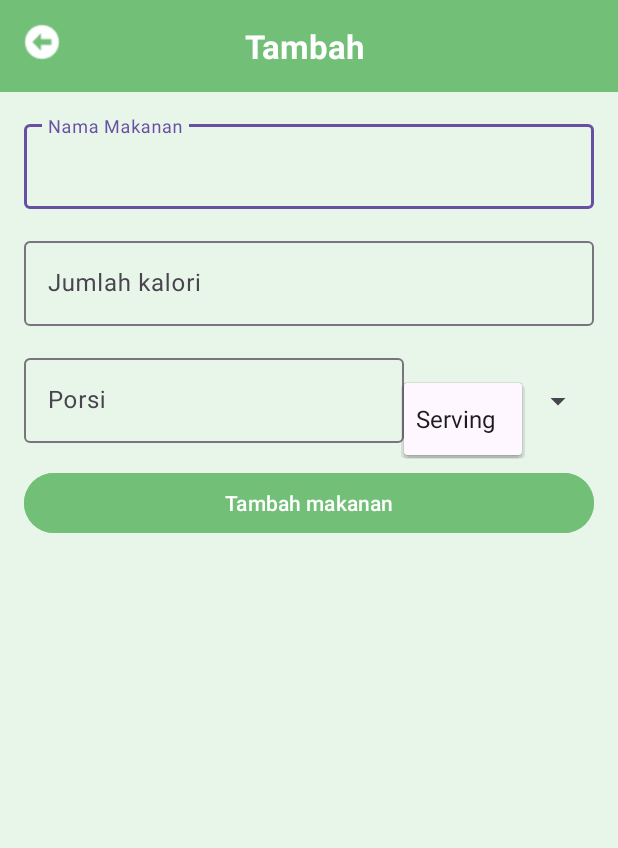
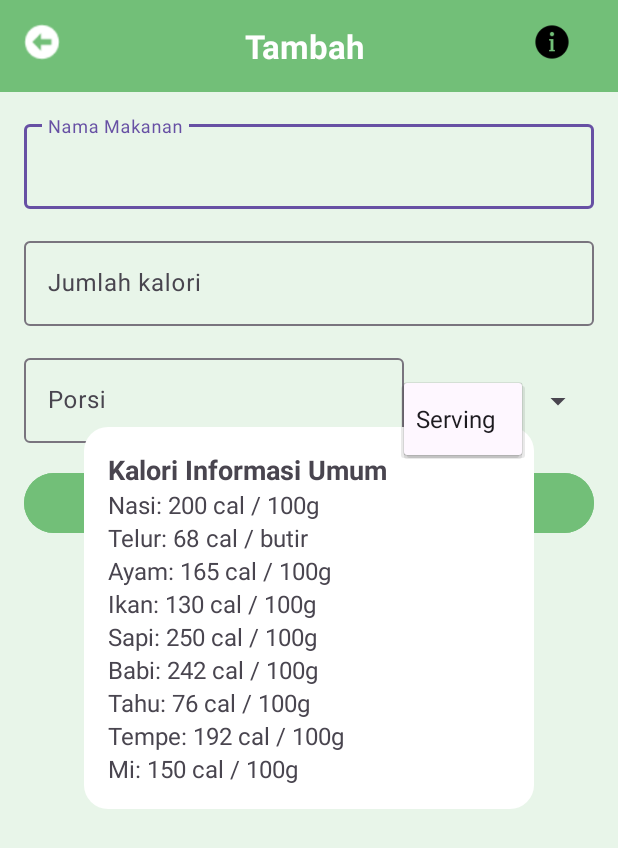
Before and after one commit to jennilaluyan/fitguard-app, an Android app: the AddMealActivity screen opened directly, with no data from a screen before it, after a tap on "Serving", on a phone screen of 412 x 824 dp. Shown: the top 848 px of the screen. Run offline under Robolectric (Android 15) with nearby library versions, the phone set to English and light mode, and no system bars; our stand-ins replace data binding; 1 other tap on this screen came first.

Commit message:
tambah general info di add meal

```diff
--- a/app/build.gradle.kts
+++ b/app/build.gradle.kts
@@ -100,6 +100,7 @@ dependencies {
     implementation ("com.airbnb.android:lottie:5.2.0")
     implementation("com.google.android.material:material:1.9.0")
     implementation ("com.google.android.material:material:1.5.0")
+    implementation("androidx.cardview:cardview:1.0.0")
 
     // Test dependencies
     testImplementation(libs.junit)
--- a/app/src/main/java/com/dicodingg/bangkit/ui/AddMealActivity.kt
+++ b/app/src/main/java/com/dicodingg/bangkit/ui/AddMealActivity.kt
@@ -1,9 +1,10 @@
 package com.dicodingg.bangkit.ui
 
-import android.R
 import android.content.Context
 import android.content.Intent
 import android.os.Bundle
+import android.view.MotionEvent
+import android.view.View
 import android.widget.ArrayAdapter
 import android.widget.Toast
 import androidx.appcompat.app.AppCompatActivity
@@ -33,8 +34,8 @@ class AddMealActivity : AppCompatActivity() {
             "Sarapan", "Makan Siang", "Makan Malam" -> arrayOf("Porsi", "Piring", "Mangkuk")
             else -> arrayOf("Serving")
         }
-        val adapter = ArrayAdapter(this, R.layout.simple_spinner_item, portionTypes)
-        adapter.setDropDownViewResource(R.layout.simple_spinner_dropdown_item)
+        val adapter = ArrayAdapter(this, android.R.layout.simple_spinner_item, portionTypes)
+        adapter.setDropDownViewResource(android.R.layout.simple_spinner_dropdown_item)
         binding.portionTypeSpinner.adapter = adapter
 
         // Set up add button
@@ -45,6 +46,24 @@ class AddMealActivity : AppCompatActivity() {
         // Set up back button
         binding.backButton.setOnClickListener {
             onBackPressed()
+        }
+
+        // Set up info logo click listener to show calorie information
+        binding.infoLogo.setOnClickListener {
+            toggleCalorieInfoBox()
+        }
+
+        // Set up outside click listener to hide calorie info box if clicked outside
+        binding.root.setOnTouchListener { v, event ->
+            // Check if the user clicks outside the calorie info box
+            if (binding.calorieInfoBox.visibility == View.VISIBLE) {
+                val outOfBounds = !isViewInBounds(binding.calorieInfoBox, event)
+                if (outOfBounds) {
+                    // Hide the calorie info box if clicked outside
+                    binding.calorieInfoBox.visibility = View.GONE
+                }
+            }
+            false
         }
     }
 
@@ -76,11 +95,29 @@ class AddMealActivity : AppCompatActivity() {
         onBackPressed()
     }
 
+    // Toggle calorie information box visibility
+    private fun toggleCalorieInfoBox() {
+        if (binding.calorieInfoBox.visibility == View.VISIBLE) {
+            binding.calorieInfoBox.visibility = View.GONE
+        } else {
+            binding.calorieInfoBox.visibility = View.VISIBLE
+        }
+    }
+
+    // Check if the event happened inside the view bounds
+    private fun isViewInBounds(view: View, event: MotionEvent): Boolean {
+        val location = IntArray(2)
+        view.getLocationOnScreen(location)
+        val x = event.rawX
+        val y = event.rawY
+        return x >= location[0] && x <= location[0] + view.width && y >= location[1] && y <= location[1] + view.height
+    }
+
     companion object {
         private const val ARG_MEAL_TYPE = "arg_meal_type"
 
         fun newIntent(context: Context, mealType: String): Intent {
-            val intent = Intent(context, AddMealActivity::class.java) // Gunakan 'context' di sini
+            val intent = Intent(context, AddMealActivity::class.java)
             intent.putExtra(ARG_MEAL_TYPE, mealType)
             return intent
         }
--- a/app/src/main/res/layout/activity_add_meal.xml
+++ b/app/src/main/res/layout/activity_add_meal.xml
@@ -1,9 +1,9 @@
 <?xml version="1.0" encoding="utf-8"?>
-<layout
-    xmlns:android="http://schemas.android.com/apk/res/android">
+<layout xmlns:android="http://schemas.android.com/apk/res/android"
+    xmlns:app="http://schemas.android.com/apk/res-auto">
 
     <data>
-        <!-- Variabel binding opsional -->
+        <!-- Optional binding variables -->
     </data>
 
     <RelativeLayout
@@ -36,6 +36,17 @@
                 android:textColor="@android:color/white"
                 android:textSize="22sp"
                 android:textStyle="bold" />
+
+            <!-- Info Logo -->
+            <ImageView
+                android:id="@+id/info_logo"
+                android:layout_width="24dp"
+                android:layout_height="24dp"
+                android:layout_alignParentEnd="true"
+                android:src="@drawable/ic_info"
+                android:contentDescription="Info"
+                android:layout_marginEnd="16dp"
+                android:layout_alignParentTop="true" />
         </RelativeLayout>
 
         <!-- Scrollable Content -->
@@ -115,5 +126,77 @@
                     android:textColor="@android:color/white" />
             </LinearLayout>
         </ScrollView>
+
+        <!-- Calorie Information Box (Centered with Padding, Rectangular, and Blurred Background) -->
+        <FrameLayout
+            android:id="@+id/calorie_info_box"
+            android:layout_width="300dp"
+            android:layout_height="wrap_content"
+            android:layout_centerInParent="true"
+            android:layout_marginTop="16dp"
+            android:visibility="gone">
+
+            <!-- Text Box -->
+            <LinearLayout
+                android:layout_width="match_parent"
+                android:layout_height="wrap_content"
+                android:orientation="vertical"
+                android:padding="16dp"
+                android:gravity="center"
+                android:background="@drawable/rounded_background">
+
+                <TextView
+                    android:layout_width="match_parent"
+                    android:layout_height="wrap_content"
+                    android:text="Kalori Informasi Umum"
+                    android:textSize="18sp"
+                    android:textStyle="bold" />
+                <TextView
+                    android:layout_width="match_parent"
+                    android:layout_height="wrap_content"
+                    android:text="Nasi: 200 cal / 100g"
+                    android:textSize="16sp" />
+                <TextView
+                    android:layout_width="match_parent"
+                    android:layout_height="wrap_content"
+                    android:text="Telur: 68 cal / butir"
+                    android:textSize="16sp" />
+                <TextView
+                    android:layout_width="match_parent"
+                    android:layout_height="wrap_content"
+                    android:text="Ayam: 165 cal / 100g"
+                    android:textSize="16sp" />
+                <TextView
+                    android:layout_width="match_parent"
+                    android:layout_height="wrap_content"
+                    android:text="Ikan: 130 cal / 100g"
+                    android:textSize="16sp" />
+                <TextView
+                    android:layout_width="match_parent"
+                    android:layout_height="wrap_content"
+                    android:text="Sapi: 250 cal / 100g"
+                    android:textSize="16sp" />
+                <TextView
+                    android:layout_width="match_parent"
+                    android:layout_height="wrap_content"
+                    android:text="Babi: 242 cal / 100g"
+                    android:textSize="16sp" />
+                <TextView
+                    android:layout_width="match_parent"
+                    android:layout_height="wrap_content"
+                    android:text="Tahu: 76 cal / 100g"
+                    android:textSize="16sp" />
+                <TextView
+                    android:layout_width="match_parent"
+                    android:layout_height="wrap_content"
+                    android:text="Tempe: 192 cal / 100g"
+                    android:textSize="16sp" />
+                <TextView
+                    android:layout_width="match_parent"
+                    android:layout_height="wrap_content"
+                    android:text="Mi: 150 cal / 100g"
+                    android:textSize="16sp" />
+            </LinearLayout>
+        </FrameLayout>
     </RelativeLayout>
 </layout>
```
Also changed, not shown: app/src/main/res/drawable/ic_info.png (added).
